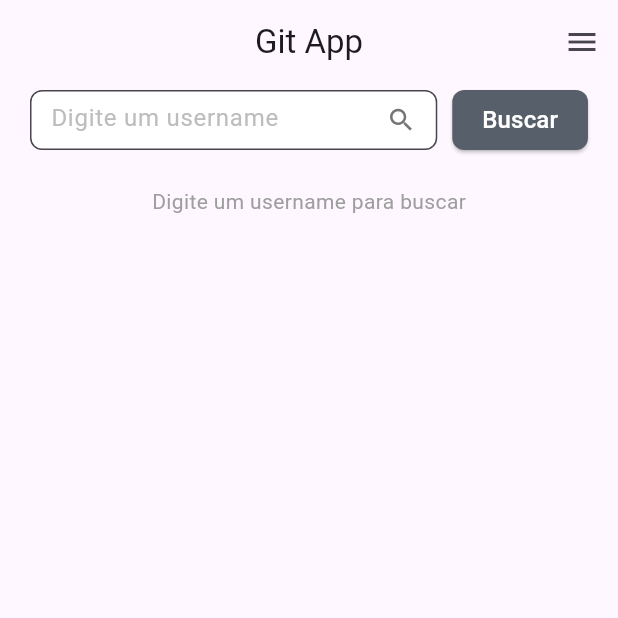
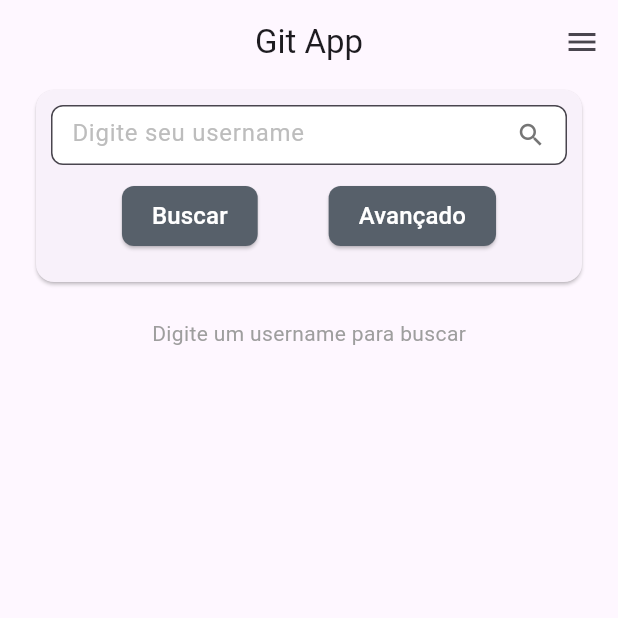
Before and after one commit to Brennez/Desafio-Minsait, a Flutter app: the screen it shows after launch, on a phone screen of 412 x 824 dp, the top half of it. Run offline on Flutter 3.47's test engine with Material 3 defaults, Android fonts, the phone set to English and light mode, and no system bars; our stand-ins replace dio, get, get_it, go_router, hive, hive_flutter and 1 more; accounts and stored records are empty.

Commit message:
feat: creating advanced search

```diff
--- a/lib/app/presentation/pages/home_page/components/components_export.dart
+++ b/lib/app/presentation/pages/home_page/components/components_export.dart
@@ -1 +1,5 @@
 export 'user_card_component.dart';
+export 'custom_search_component.dart';
+export 'custom_slider_component.dart';
+export 'primary_button.dart';
+export 'language_dropdown_component.dart';
--- /dev/null
+++ b/lib/app/presentation/pages/home_page/components/custom_search_component.dart
@@ -0,0 +1,42 @@
+import 'package:flutter/material.dart';
+
+class CustomSearchComponent extends StatelessWidget {
+  const CustomSearchComponent({
+    super.key,
+    required TextEditingController textEditingController,
+    required this.hintText,
+    this.iconData,
+  }) : _usernameTextController = textEditingController;
+
+  final TextEditingController _usernameTextController;
+  final String hintText;
+  final IconData? iconData;
+
+  @override
+  Widget build(BuildContext context) {
+    return SizedBox(
+      height: 40,
+      child: TextField(
+        controller: _usernameTextController,
+        decoration: InputDecoration(
+          border: OutlineInputBorder(
+            borderRadius: BorderRadius.circular(8.0),
+            borderSide: BorderSide(color: Colors.grey.shade400),
+          ),
+          filled: true,
+          fillColor: Colors.white,
+          isDense: true,
+          contentPadding:
+              const EdgeInsets.symmetric(vertical: 10, horizontal: 10),
+          suffixIcon: Icon(iconData ?? Icons.search,
+              color: Colors.grey.shade600, size: 20),
+          hintText: hintText,
+          hintStyle: TextStyle(
+            color: Colors.grey.shade400,
+            fontSize: 16,
+          ),
+        ),
+      ),
+    );
+  }
+}
--- /dev/null
+++ b/lib/app/presentation/pages/home_page/components/primary_button.dart
@@ -0,0 +1,29 @@
+import 'package:flutter/material.dart';
+
+class PrimaryButton extends StatelessWidget {
+  const PrimaryButton(
+      {super.key, required this.onTap, required this.labelText});
+
+  final Function onTap;
+  final String labelText;
+
+  @override
+  Widget build(BuildContext context) {
+    return SizedBox(
+      child: ElevatedButton(
+        style: ElevatedButton.styleFrom(
+          backgroundColor: Color(0xFF57606A),
+          padding: const EdgeInsets.symmetric(horizontal: 20),
+          shape: RoundedRectangleBorder(
+            borderRadius: BorderRadius.circular(8.0),
+          ),
+        ),
+        onPressed: () => onTap(),
+        child: Text(
+          labelText,
+          style: TextStyle(color: Colors.white, fontSize: 16),
+        ),
+      ),
+    );
+  }
+}
--- a/lib/app/presentation/pages/home_page/home_page.dart
+++ b/lib/app/presentation/pages/home_page/home_page.dart
@@ -16,6 +16,19 @@ class HomePage extends StatefulWidget {
 }
 
 class _HomePageState extends State<HomePage> {
+  final List<String> languages = [
+    'Dart',
+    'JavaScript',
+    'Python',
+    'Java',
+    'C#',
+    'C++',
+    'Go',
+    'Rust',
+    'Swift',
+    'TypeScript'
+  ];
+
   final UserInfoController _userInfoController = injector<UserInfoController>();
 
   final CacheController _cacheController = injector<CacheController>();
@@ -23,6 +36,10 @@ class _HomePageState extends State<HomePage> {
   final HistoricController _historicController = injector<HistoricController>();
 
   final TextEditingController _usernameTextController = TextEditingController();
+
+  String? selectedLanguage;
+
+  bool _showAdvancedOptions = false;
 
   Future<void> _handleSearch() async {
     final UserModel? cachedUser =
@@ -117,54 +134,77 @@ class _HomePageState extends State<HomePage> {
       ),
       body: Padding(
         padding: const EdgeInsets.symmetric(horizontal: 20),
+        child: SingleChildScrollView(
           child: Column(
             children: [
-            Row(
+              Card(
+                child: Padding(
+                  padding: const EdgeInsets.all(10.0),
+                  child: Column(
                     children: [
-                Expanded(
-                  child: SizedBox(
-                    height: 40,
-                    child: TextField(
-                      controller: _usernameTextController,
-                      decoration: InputDecoration(
-                        border: OutlineInputBorder(
-                          borderRadius: BorderRadius.circular(8.0),
-                          borderSide: BorderSide(color: Colors.grey.shade400),
-                        ),
-                        filled: true,
-                        fillColor: Colors.white,
-                        isDense: true,
-                        contentPadding: const EdgeInsets.symmetric(
-                            vertical: 10, horizontal: 10),
-                        suffixIcon: Icon(Icons.search,
-                            color: Colors.grey.shade600, size: 20),
-                        hintText: 'Digite um username',
-                        hintStyle: TextStyle(
-                          color: Colors.grey.shade400,
-                          fontSize: 16,
-                        ),
-                      ),
-                    ),
-                  ),
+                      Column(
+                        children: [
+                          CustomSearchComponent(
+                            textEditingController: _usernameTextController,
+                            hintText: "Digite seu username",
                           ),
                           const SizedBox(width: 10),
-                ElevatedButton(
-                  style: ElevatedButton.styleFrom(
-                    backgroundColor: Color(0xFF57606A),
-                    padding: const EdgeInsets.symmetric(horizontal: 20),
-                    shape: RoundedRectangleBorder(
-                      borderRadius: BorderRadius.circular(8.0),
+                          Padding(
+                            padding: const EdgeInsets.only(top: 10),
+                            child: Row(
+                              mainAxisAlignment: MainAxisAlignment.spaceEvenly,
+                              children: [
+                                PrimaryButton(
+                                  onTap: () => _handleSearch(),
+                                  labelText: "Buscar",
                                 ),
+                                PrimaryButton(
+                                  onTap: () {
+                                    setState(() {
+                                      _showAdvancedOptions =
+                                          !_showAdvancedOptions;
+                                    });
+                                  },
+                                  labelText: "Avançado",
                                 ),
-                  onPressed: () {
-                    _handleSearch();
-                  },
-                  child: const Text(
-                    'Buscar',
-                    style: TextStyle(color: Colors.white, fontSize: 16),
+                              ],
                             ),
                           ),
                         ],
+                      ),
+                      const SizedBox(
+                        height: 10,
+                      ),
+                      Visibility(
+                        visible: _showAdvancedOptions,
+                        child: Column(
+                          children: [
+                            CustomSearchComponent(
+                              textEditingController: TextEditingController(),
+                              hintText: "Localização",
+                              iconData: Icons.location_on_outlined,
+                            ),
+                            const SizedBox(
+                              height: 10,
+                            ),
+                            LanguageDropdownComponent(onSelected: (value) {}),
+                            const SizedBox(
+                              height: 10,
+                            ),
+                            CustomSliderComponent(
+                              title: "Seguidores",
+                              onChanged: (value) {},
+                            ),
+                            CustomSliderComponent(
+                              title: "Repositórios",
+                              onChanged: (value) {},
+                            ),
+                          ],
+                        ),
+                      )
+                    ],
+                  ),
+                ),
               ),
               const SizedBox(height: 20),
               Obx(
@@ -195,6 +235,7 @@ class _HomePageState extends State<HomePage> {
             ],
           ),
         ),
+      ),
     );
   }
 }
```
Also changed, not shown: lib/app/presentation/pages/home_page/components/custom_slider_component.dart (added, +71 -0 lines), lib/app/presentation/pages/home_page/components/language_dropdown_component.dart (added, +71 -0 lines). Lines whose indentation alone changed are shown as unchanged.
